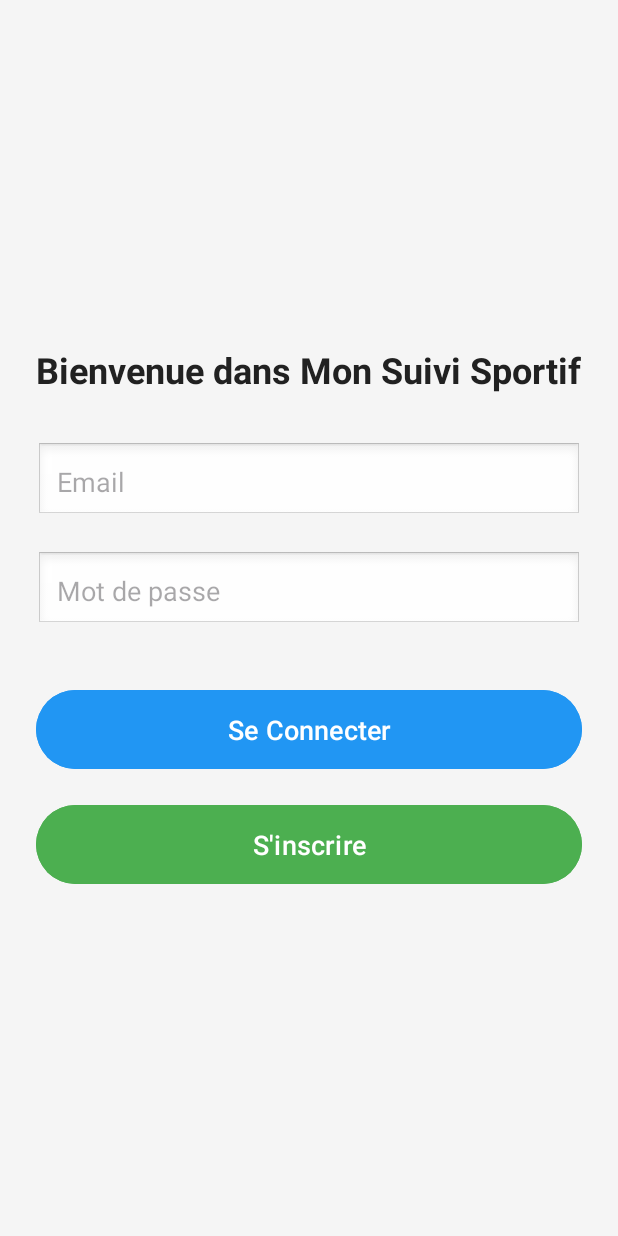
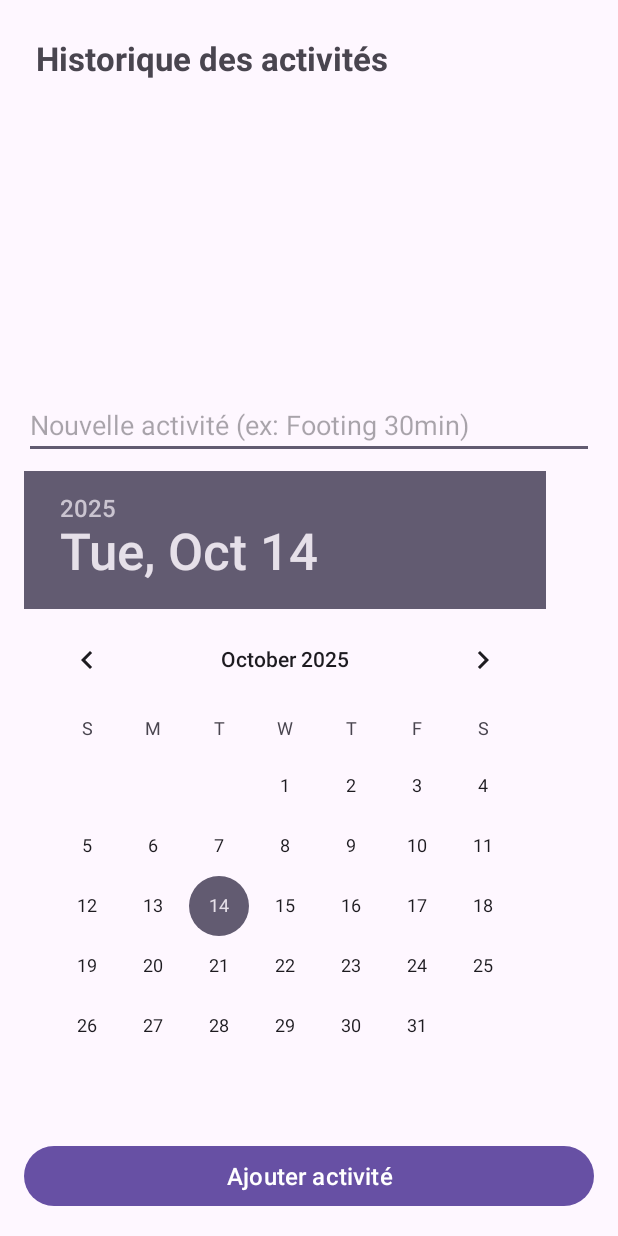
Before and after one commit to BouhmidDh/Sportssuivv, an Android app: the screen it shows after launch (MainActivity), on a phone screen of 412 x 824 dp. Run offline under Robolectric (Android 15) with nearby library versions, the phone set to English and light mode, and no system bars.

Commit message:
work commited

```diff
--- a/app/src/main/AndroidManifest.xml
+++ b/app/src/main/AndroidManifest.xml
@@ -20,6 +20,12 @@
                 <category android:name="android.intent.category.LAUNCHER" />
             </intent-filter>
         </activity>
+        <activity
+            android:name=".InscriptionActivity"
+            android:exported="false" />
+        <activity
+            android:name=".ComposantGUIActivityy"
+            android:exported="true" />
     </application>
 
 </manifest>
--- a/app/src/main/java/com/example/sportssuiveee/MainActivity.java
+++ b/app/src/main/java/com/example/sportssuiveee/MainActivity.java
@@ -1,5 +1,6 @@
 package com.example.sportssuiveee;
 
+import android.content.Intent;
 import android.os.Bundle;
 
 import androidx.activity.EdgeToEdge;
@@ -7,18 +8,72 @@ import androidx.appcompat.app.AppCompatActivity;
 import androidx.core.graphics.Insets;
 import androidx.core.view.ViewCompat;
 import androidx.core.view.WindowInsetsCompat;
+import android.widget.ListView;
+import android.widget.EditText;
+import android.widget.DatePicker;
+import android.widget.Button;
+import android.view.View;
+
+import android.widget.ArrayAdapter;
+import java.util.ArrayList;
 
 public class MainActivity extends AppCompatActivity {
+    private ListView l1;
+    private EditText t1;
+    private DatePicker date;
+    private Button btn;
+    private ArrayList<String> activities = new ArrayList<>();
+    private ArrayAdapter<String> adapter;
+
 
     @Override
     protected void onCreate(Bundle savedInstanceState) {
         super.onCreate(savedInstanceState);
         EdgeToEdge.enable(this);
-        setContentView(R.layout.firstpage);
-        ViewCompat.setOnApplyWindowInsetsListener(findViewById(R.id.main), (v, insets) -> {
-            Insets systemBars = insets.getInsets(WindowInsetsCompat.Type.systemBars());
-            v.setPadding(systemBars.left, systemBars.top, systemBars.right, systemBars.bottom);
-            return insets;
+        setContentView(R.layout.pagemain);
+        initViews();
+        Intent myLocalIntent = getIntent();
+        Bundle myBundle = myLocalIntent.getExtras();
+
+
+        setupListeners();
+    }
+
+    private void initViews() {
+        l1 = findViewById(R.id.listActivities);
+        t1 = findViewById(R.id.etNewActivity);
+        date = findViewById(R.id.datePicker);
+        btn = findViewById(R.id.btnAddActivity);
+    }
+    private void setupListeners() {
+        btn.setOnClickListener(new View.OnClickListener() {
+            @Override
+            public void onClick(View v) {
+                ajouterNouvelleActivite();
+            }
         });
     }
+    private void ajouterNouvelleActivite() {
+        String activity = getTextActivite();
+        String date = getDateSelectionnee();
+        ajouterActiviteALaListe(activity, date);
+        rafraichirAffichage();
+    }
+    private String getTextActivite() {
+        return t1.getText().toString();
+    }
+    private String getDateSelectionnee() {
+        int day =date.getDayOfMonth();
+        int month = date.getMonth();
+        int year = date.getYear();
+        String s = day + "/" + month + "/" + year;
+        return s;
+    }
+    private void ajouterActiviteALaListe(String texte , String date){
+        activities.add(texte+ "-"+ date);
+    }
+    private void rafraichirAffichage(){
+        adapter.notifyDataSetChanged();
+        t1.setText("");
+    }
 }
--- a/app/src/main/res/layout/firstpage.xml
+++ /dev/null
@@ -1,72 +0,0 @@
-<?xml version="1.0" encoding="utf-8"?>
-<!-- Layout principal en LinearLayout -->
-<LinearLayout xmlns:android="http://schemas.android.com/apk/res/android"
-    xmlns:tools="http://schemas.android.com/tools"
-    android:layout_width="match_parent"
-    android:layout_height="match_parent"
-    android:orientation="vertical"
-    android:gravity="center"
-    android:padding="24dp"
-    android:background="#F5F5F5"
-    tools:context=".ComposantGUI">
-
-    <!-- Titre de la page -->
-<TextView
-android:id="@+id/tvWelcome"
-android:layout_width="wrap_content"
-android:layout_height="wrap_content"
-android:text="Bienvenue dans Mon Suivi Sportif"
-android:textSize="24sp"
-    android:textStyle="bold"
-    android:textColor="#212121"
-    android:layout_marginBottom="32dp"/>
-
-
-<EditText
-android:id="@+id/etEmail"
-android:layout_width="match_parent"
-android:layout_height="wrap_content"
-android:hint="Email"
-android:inputType="textEmailAddress"
-android:background="@android:drawable/edit_text"
-android:padding="14dp"
-android:layout_marginBottom="20dp"/>
-
-
-<EditText
-android:id="@+id/etPassword"
-android:layout_width="match_parent"
-android:layout_height="wrap_content"
-android:hint="Mot de passe"
-android:inputType="textPassword"
-android:background="@android:drawable/edit_text"
-android:padding="14dp"
-android:layout_marginBottom="28dp"/>
-
-
-<Button
-android:id="@+id/btnConnect"
-android:layout_width="match_parent"
-    android:layout_height="wrap_content"
-    android:text="Se Connecter"
-    android:textSize="18sp"
-    android:padding="14dp"
-    android:backgroundTint="#2196F3"
-    android:textColor="#FFFFFF"
-    android:layout_marginBottom="16dp"
-    android:layout_marginTop="8dp"
-    />
-
-
-<Button
-android:id="@+id/btnInscrire"
-android:layout_width="match_parent"
-android:layout_height="wrap_content"
-android:text="S'inscrire"
-android:textSize="18sp"
-android:padding="14dp"
-android:backgroundTint="#4CAF50"
-    android:textColor="#FFFFFF"
-    />
-
-    </LinearLayout>
```
Also changed, not shown: app/src/main/java/com/example/sportssuiveee/ComposantGUIActivityy.java (renamed from app/src/main/java/com/example/sportssuiveee/ComposantGUIActivity.java, +16 -6 lines), app/src/main/java/com/example/sportssuiveee/HistoriqueActivity.java (deleted, +0 -94 lines), app/src/main/java/com/example/sportssuiveee/InscriptionActivity.java (+18 -13 lines), app/src/main/res/layout/createaccount.xml (deleted, +0 -77 lines), app/src/main/res/layout/firstpagee.xml (added, +72 -0 lines), app/src/main/res/layout/inscriptionn.xml (added, +116 -0 lines), app/src/main/res/layout/pagemain.xml (renamed from app/src/main/res/layout/mainpage.xml).
